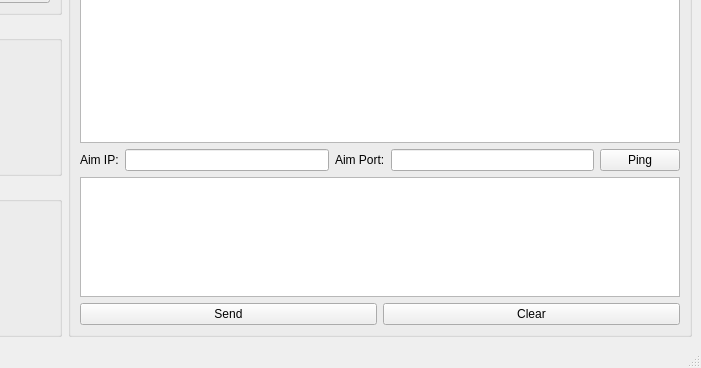
This is uiform/MainUi.ui in carloscn/tinyNetwork as Qt 5 draws it before an edit; both pictures show x 256 to 957 and y 244 to 612 of the 957 by 612 pixel window. The edited form follows.
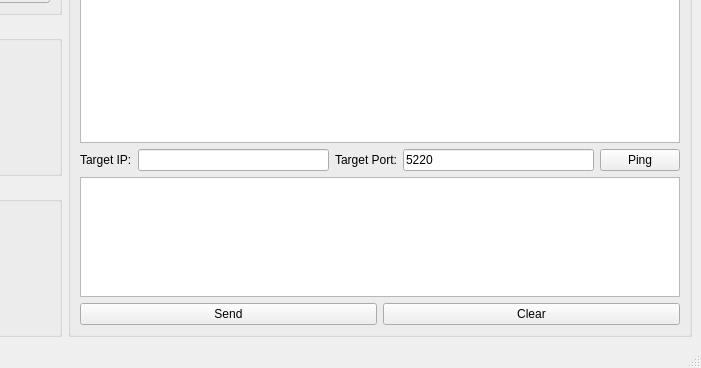
This is the edited form.

```diff
--- a/uiform/MainUi.ui
+++ b/uiform/MainUi.ui
@@ -398,7 +398,7 @@
          <item>
           <widget class="QLabel" name="label_8">
            <property name="text">
-            <string>Aim IP:</string>
+            <string>Target IP:</string>
            </property>
           </widget>
          </item>
@@ -408,12 +408,16 @@
          <item>
           <widget class="QLabel" name="label_9">
            <property name="text">
-            <string>Aim Port:</string>
+            <string>Target Port:</string>
            </property>
           </widget>
          </item>
          <item>
-          <widget class="QLineEdit" name="lineEditAimPort"/>
+          <widget class="QLineEdit" name="lineEditAimPort">
+           <property name="text">
+            <string>5220</string>
+           </property>
+          </widget>
          </item>
          <item>
           <widget class="QPushButton" name="pushButtonPing">
```
